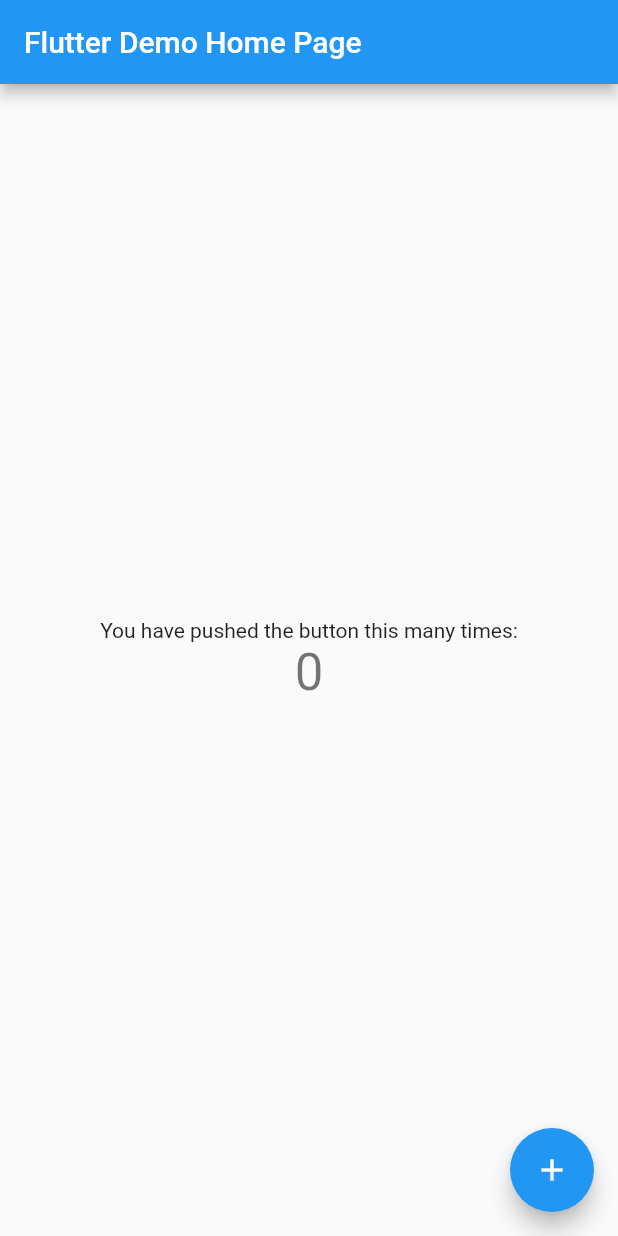
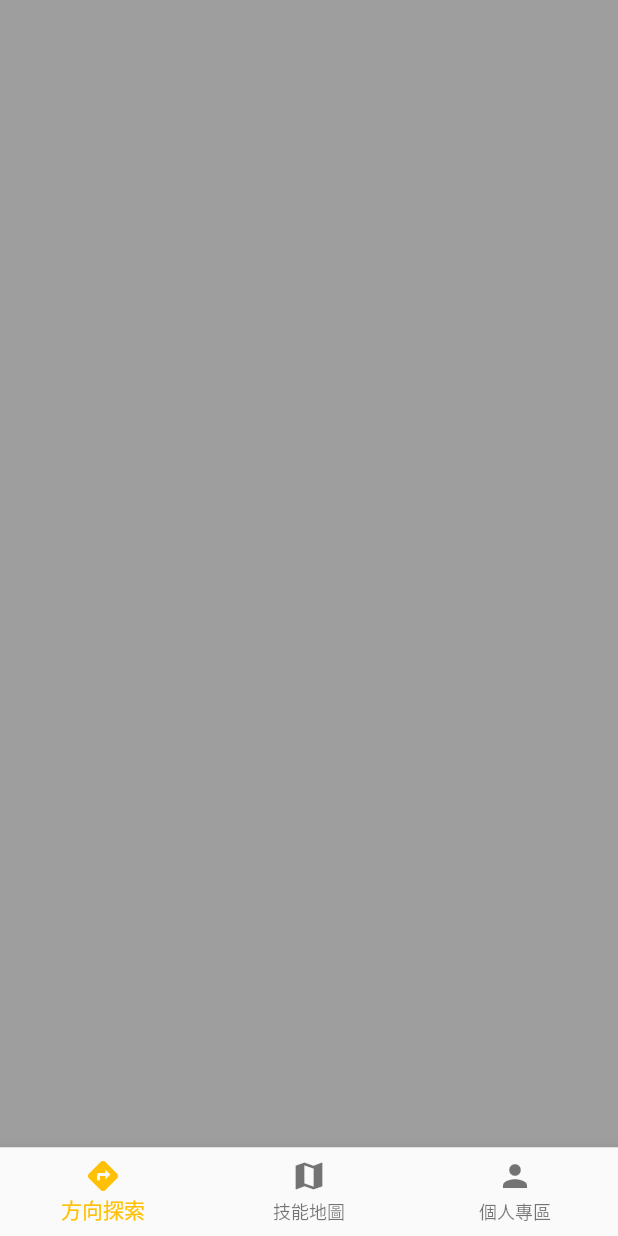
Before and after one commit to Risetto-Kao/spark, a Flutter app: the screen it shows after launch, on a phone screen of 412 x 824 dp. Run offline on Flutter 3.47's test engine with Material 2 defaults, Android fonts, the phone set to English and light mode, and no system bars.

Commit message:
add bottomNavigator

```diff
--- a/lib/main.dart
+++ b/lib/main.dart
@@ -1,4 +1,7 @@
 import 'package:flutter/material.dart';
+import 'package:spark/presentation/pages/direction_page.dart';
+import 'package:spark/presentation/pages/personal_page.dart';
+import 'package:spark/presentation/pages/roadmap_page.dart';
 
 void main() {
   runApp(const MyApp());
@@ -13,103 +16,45 @@ class MyApp extends StatelessWidget {
     return MaterialApp(
       title: 'Flutter Demo',
       theme: ThemeData(
-        // This is the theme of your application.
-        //
-        // Try running your application with "flutter run". You'll see the
-        // application has a blue toolbar. Then, without quitting the app, try
-        // changing the primarySwatch below to Colors.green and then invoke
-        // "hot reload" (press "r" in the console where you ran "flutter run",
-        // or simply save your changes to "hot reload" in a Flutter IDE).
-        // Notice that the counter didn't reset back to zero; the application
-        // is not restarted.
         primarySwatch: Colors.blue,
       ),
-      home: const MyHomePage(title: 'Flutter Demo Home Page'),
+      home: const MyHomePage(),
     );
   }
 }
 
 class MyHomePage extends StatefulWidget {
-  const MyHomePage({Key? key, required this.title}) : super(key: key);
-
-  // This widget is the home page of your application. It is stateful, meaning
-  // that it has a State object (defined below) that contains fields that affect
-  // how it looks.
-
-  // This class is the configuration for the state. It holds the values (in this
-  // case the title) provided by the parent (in this case the App widget) and
-  // used by the build method of the State. Fields in a Widget subclass are
-  // always marked "final".
-
-  final String title;
+  const MyHomePage({Key? key}) : super(key: key);
 
   @override
   State<MyHomePage> createState() => _MyHomePageState();
 }
 
 class _MyHomePageState extends State<MyHomePage> {
-  int _counter = 0;
+  int _currentIndex = 0;
+  final pages = const [DirectionPage(), PersonalPage(), RoadmapPage()];
 
-  void _incrementCounter() {
+  void _onItemClick(int index) {
     setState(() {
-      // This call to setState tells the Flutter framework that something has
-      // changed in this State, which causes it to rerun the build method below
-      // so that the display can reflect the updated values. If we changed
-      // _counter without calling setState(), then the build method would not be
-      // called again, and so nothing would appear to happen.
-      _counter++;
+      _currentIndex = index;
     });
   }
 
   @override
   Widget build(BuildContext context) {
-    // This method is rerun every time setState is called, for instance as done
-    // by the _incrementCounter method above.
-    //
-    // The Flutter framework has been optimized to make rerunning build methods
-    // fast, so that you can just rebuild anything that needs updating rather
-    // than having to individually change instances of widgets.
     return Scaffold(
-      appBar: AppBar(
-        // Here we take the value from the MyHomePage object that was created by
-        // the App.build method, and use it to set our appbar title.
-        title: Text(widget.title),
+      // body:,
+      bottomNavigationBar: BottomNavigationBar(
+        items: const [
+          BottomNavigationBarItem(icon: Icon(Icons.directions), label: "方向探索"),
+          BottomNavigationBarItem(icon: Icon(Icons.map), label: "技能地圖"),
+          BottomNavigationBarItem(icon: Icon(Icons.person), label: "個人專區"),
+        ],
+        currentIndex: _currentIndex,
+        fixedColor: Colors.amber,
+        onTap: _onItemClick,
       ),
-      body: Center(
-        // Center is a layout widget. It takes a single child and positions it
-        // in the middle of the parent.
-        child: Column(
-          // Column is also a layout widget. It takes a list of children and
-          // arranges them vertically. By default, it sizes itself to fit its
-          // children horizontally, and tries to be as tall as its parent.
-          //
-          // Invoke "debug painting" (press "p" in the console, choose the
-          // "Toggle Debug Paint" action from the Flutter Inspector in Android
-          // Studio, or the "Toggle Debug Paint" command in Visual Studio Code)
-          // to see the wireframe for each widget.
-          //
-          // Column has various properties to control how it sizes itself and
-          // how it positions its children. Here we use mainAxisAlignment to
-          // center the children vertically; the main axis here is the vertical
-          // axis because Columns are vertical (the cross axis would be
-          // horizontal).
-          mainAxisAlignment: MainAxisAlignment.center,
-          children: <Widget>[
-            const Text(
-              'You have pushed the button this many times:',
-            ),
-            Text(
-              '$_counter',
-              style: Theme.of(context).textTheme.headline4,
-            ),
-          ],
-        ),
-      ),
-      floatingActionButton: FloatingActionButton(
-        onPressed: _incrementCounter,
-        tooltip: 'Increment',
-        child: const Icon(Icons.add),
-      ), // This trailing comma makes auto-formatting nicer for build methods.
+      body: pages[_currentIndex],
     );
   }
 }
--- /dev/null
+++ b/lib/presentation/pages/direction_page.dart
@@ -0,0 +1,18 @@
+import 'package:flutter/material.dart';
+
+class DirectionPage extends StatefulWidget {
+  const DirectionPage({Key? key}) : super(key: key);
+
+  @override
+  State<DirectionPage> createState() => _DirectionPageState();
+}
+
+class _DirectionPageState extends State<DirectionPage> {
+  @override
+  Widget build(BuildContext context) {
+    return Container(
+      height: MediaQuery.of(context).size.height,
+      color: Colors.grey,
+    );
+  }
+}
```
Also changed, not shown: lib/presentation/pages/personal_page.dart (added, +18 -0 lines), lib/presentation/pages/roadmap_page.dart (added, +18 -0 lines).
